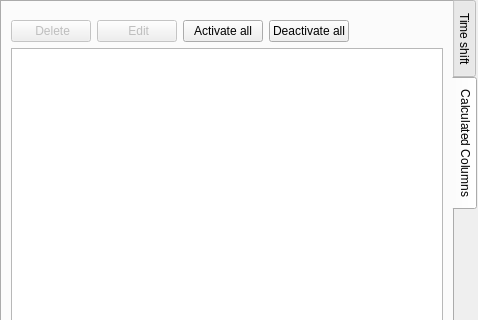
SergiuToporjinschi/GPSTrackEditor, file gui/processing_dock.ui: the form before one commit; both pictures show x 0 to 478 and y 0 to 320 of the 478 by 676 pixel window.
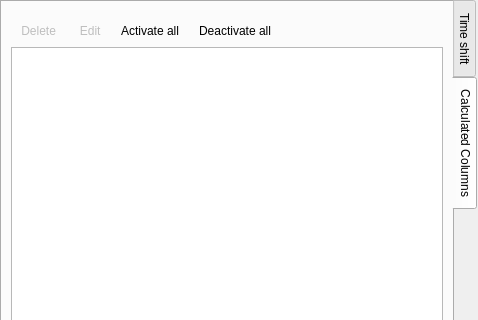
The form after the commit. Icons and pictures are not drawn.

The edit to the form file:
```diff
--- a/gui/processing_dock.ui
+++ b/gui/processing_dock.ui
@@ -176,7 +176,7 @@
                     <number>0</number>
                    </property>
                    <item>
-                    <widget class="QPushButton" name="pushButtonDelete">
+                    <widget class="QToolButton" name="toolButtonDelete">
                      <property name="enabled">
                       <bool>false</bool>
                      </property>
@@ -187,13 +187,16 @@
                       <iconset resource="../gpstracker.qrc">
                        <normaloff>:/resources/icons/delete-column.png</normaloff>:/resources/icons/delete-column.png</iconset>
                      </property>
+                     <property name="autoRaise">
+                      <bool>true</bool>
+                     </property>
                      <property name="activeOnState" stdset="0">
                       <number>1</number>
                      </property>
                     </widget>
                    </item>
                    <item>
-                    <widget class="QPushButton" name="pushButtonEdit">
+                    <widget class="QToolButton" name="toolButtonEdit">
                      <property name="enabled">
                       <bool>false</bool>
                      </property>
@@ -204,13 +207,16 @@
                       <iconset resource="../gpstracker.qrc">
                        <normaloff>:/resources/icons/edit.png</normaloff>:/resources/icons/edit.png</iconset>
                      </property>
+                     <property name="autoRaise">
+                      <bool>true</bool>
+                     </property>
                      <property name="activeOnState" stdset="0">
                       <number>1</number>
                      </property>
                     </widget>
                    </item>
                    <item>
-                    <widget class="QPushButton" name="pushButtonActivateAll">
+                    <widget class="QToolButton" name="toolButtonActivateAll">
                      <property name="enabled">
                       <bool>true</bool>
                      </property>
@@ -221,13 +227,16 @@
                       <iconset resource="../gpstracker.qrc">
                        <normaloff>:/resources/icons/apply-all.png</normaloff>:/resources/icons/apply-all.png</iconset>
                      </property>
+                     <property name="autoRaise">
+                      <bool>true</bool>
+                     </property>
                      <property name="activeOnState" stdset="0">
                       <number>1</number>
                      </property>
                     </widget>
                    </item>
                    <item>
-                    <widget class="QPushButton" name="pushButtonDeactivateAll">
+                    <widget class="QToolButton" name="toolButtonDeactivateAll">
                      <property name="enabled">
                       <bool>true</bool>
                      </property>
@@ -238,6 +247,9 @@
                       <iconset resource="../gpstracker.qrc">
                        <normaloff>:/resources/icons/clear-all.png</normaloff>:/resources/icons/clear-all.png</iconset>
                      </property>
+                     <property name="autoRaise">
+                      <bool>true</bool>
+                     </property>
                      <property name="activeOnState" stdset="0">
                       <number>1</number>
                      </property>
@@ -261,6 +273,9 @@
                 </item>
                 <item>
                  <widget class="QTableView" name="tableViewCol">
+                  <property name="alternatingRowColors">
+                   <bool>true</bool>
+                  </property>
                   <property name="selectionBehavior">
                    <enum>QAbstractItemView::SelectRows</enum>
                   </property>
```
Left out of the diff: 20 changed lines with no effect on the pictures.
